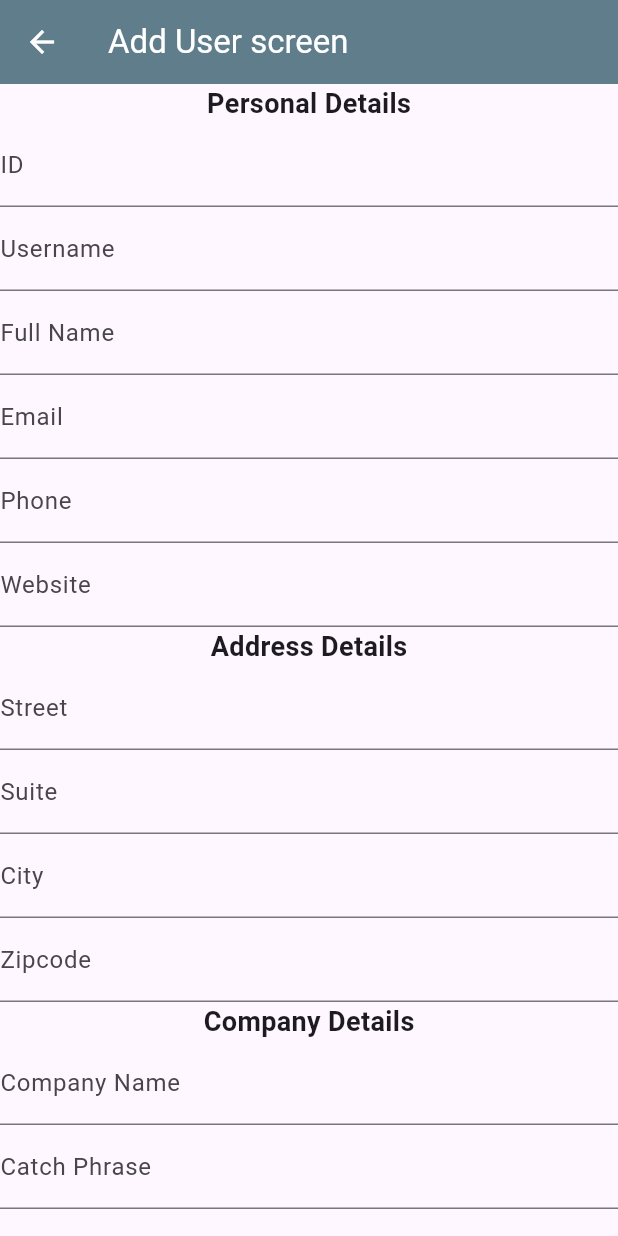
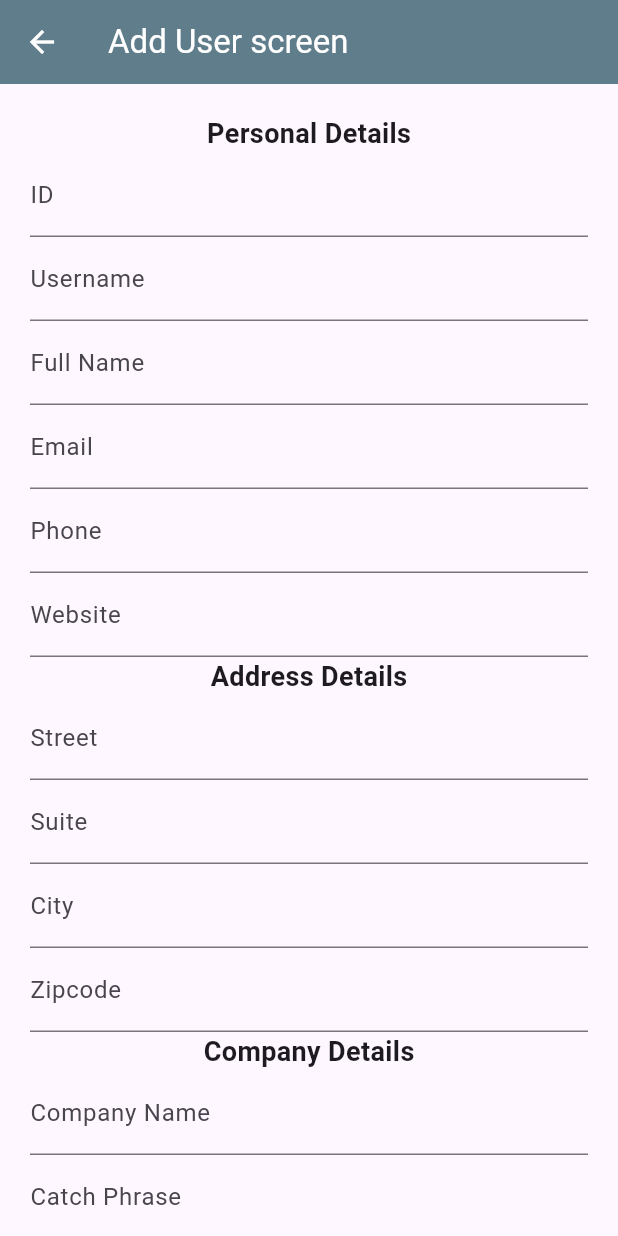
Before and after one commit to yara30999/sprints_user_profile_management, a Flutter app: the AddUserScreen screen opened directly, on a phone screen of 412 x 824 dp. Run offline on Flutter 3.47's test engine with Material 3 defaults, Android fonts, the phone set to English and light mode, and no system bars; our stand-ins replace dio, internet_connection_checker, shared_preferences, shimmer; accounts and stored records are empty; network calls fail.

```diff
--- a/lib/screens/add_user_screen.dart
+++ b/lib/screens/add_user_screen.dart
@@ -21,13 +21,6 @@ class AddUserScreen extends StatelessWidget {
   final _bsController = TextEditingController();
   AddUserScreen({super.key, this.addEmployee, this.onDone});
 
-  /*
-      1 create fields that take user input
-      2 save these inputs to Employee object
-      3 call addEmployee() method from ApiService
-      4 show snack bar after adding then navigate back pop()
-  */
-
   @override
   Widget build(BuildContext context) {
     return Scaffold(
@@ -39,13 +32,18 @@ class AddUserScreen extends StatelessWidget {
         ),
         backgroundColor: Colors.blueGrey,
       ),
-      body: ListView(
+      body: Padding(
+        padding: const EdgeInsets.all(20.0),
+        child: ListView(
           children: <Widget>[
             Form(
               key: _formKey,
               child: Column(
                 children: [
-                Text('Personal Details', style: TextStyle(fontWeight: FontWeight.bold, fontSize: 18),),
+                  Text(
+                    'Personal Details',
+                    style: TextStyle(fontWeight: FontWeight.bold, fontSize: 18),
+                  ),
                   TextFormField(
                     decoration: InputDecoration(labelText: 'ID'),
                     controller: _idController,
@@ -91,7 +89,10 @@ class AddUserScreen extends StatelessWidget {
                     decoration: InputDecoration(labelText: 'Website'),
                     controller: _websiteController,
                   ),
-                Text('Address Details', style: TextStyle(fontWeight: FontWeight.bold, fontSize: 18),),
+                  Text(
+                    'Address Details',
+                    style: TextStyle(fontWeight: FontWeight.bold, fontSize: 18),
+                  ),
                   TextFormField(
                     decoration: InputDecoration(labelText: 'Street'),
                     controller: _streetController,
@@ -113,7 +114,10 @@ class AddUserScreen extends StatelessWidget {
                   TextFormField(
                       decoration: InputDecoration(labelText: 'Zipcode'),
                       controller: _zipcodeController),
-                Text('Company Details', style: TextStyle(fontWeight: FontWeight.bold, fontSize: 18),),
+                  Text(
+                    'Company Details',
+                    style: TextStyle(fontWeight: FontWeight.bold, fontSize: 18),
+                  ),
                   TextFormField(
                     decoration: InputDecoration(labelText: 'Company Name'),
                     controller: _companyNameController,
@@ -183,13 +187,18 @@ class AddUserScreen extends StatelessWidget {
                         }
                       });
                     },
-                  child: Text('Add User', style: TextStyle(fontWeight: FontWeight.bold, fontSize: 18),),
+                    child: Text(
+                      'Add User',
+                      style:
+                          TextStyle(fontWeight: FontWeight.bold, fontSize: 18),
+                    ),
                   ),
                 ],
               ),
             )
           ],
         ),
+      ),
     );
   }
 }
```
Also changed, not shown: lib/screens/edit_user_screen.dart (+21 -13 lines), lib/screens/home_screen.dart (+32 -2 lines). Lines whose indentation alone changed are shown as unchanged.
